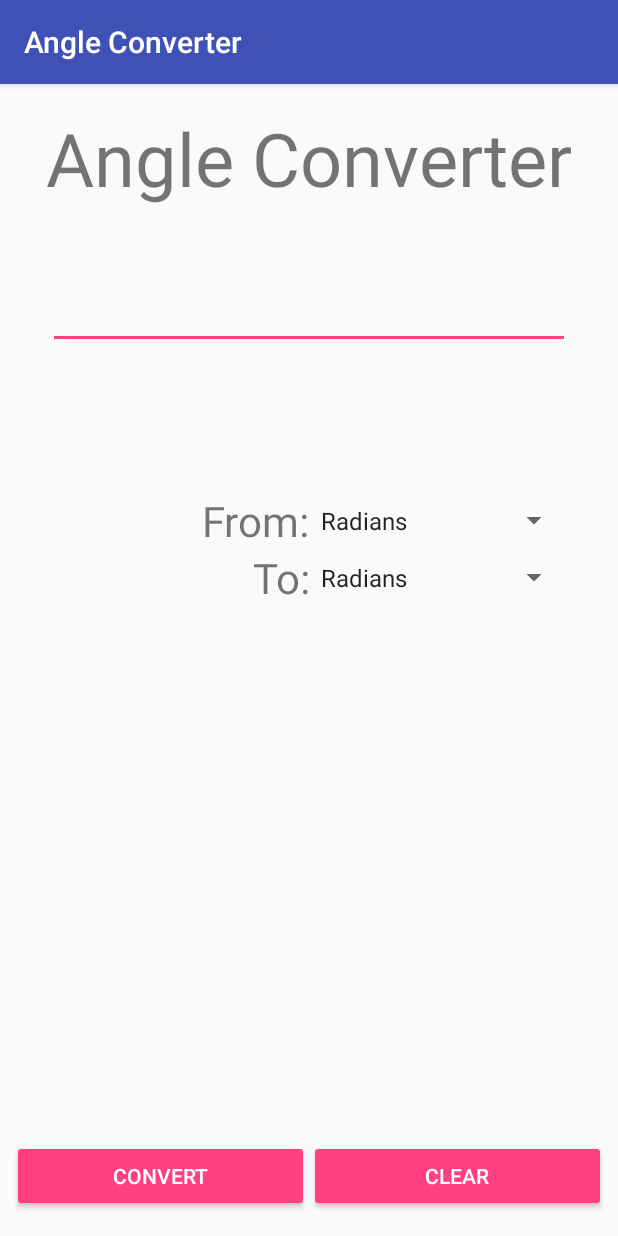
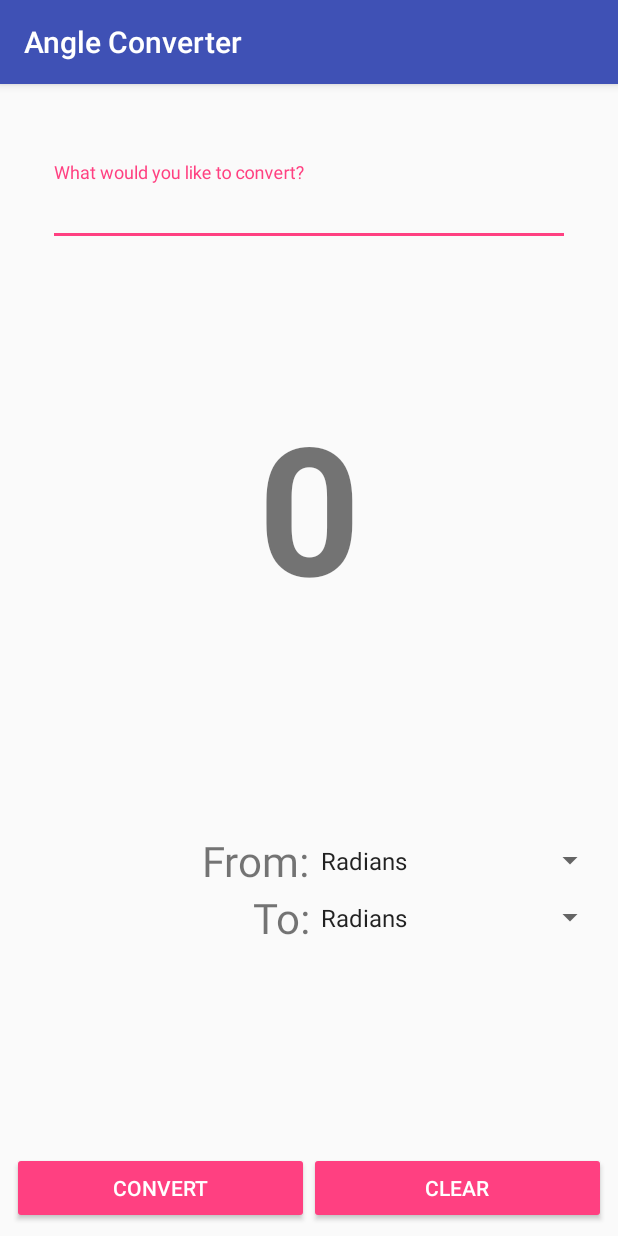
Before and after one commit to Blunderchips/Android-Angle-Converter, an Android app: the screen it shows after launch (MainActivity), on a phone screen of 412 x 824 dp. Run offline under Robolectric (Android 15) with nearby library versions, the phone set to English and light mode, and no system bars; our stand-ins replace AdMob.

Commit message:
Major update

```diff
--- a/Angle Converter/app/src/main/AndroidManifest.xml
+++ b/Angle Converter/app/src/main/AndroidManifest.xml
@@ -15,7 +15,8 @@
             android:configChanges="orientation|keyboardHidden"
             android:label="@string/app_name"
             android:screenOrientation="portrait"
-            android:theme="@style/AppTheme.NoActionBar">
+            android:theme="@style/AppTheme.NoActionBar"
+            android:windowSoftInputMode="adjustPan">
 
             <intent-filter>
                 <action android:name="android.intent.action.MAIN" />
@@ -23,4 +24,7 @@
             </intent-filter>
         </activity>
     </application>
+
+    <uses-permission android:name="android.permission.INTERNET" />
+    <uses-permission android:name="android.permission.ACCESS_NETWORK_STATE" />
 </manifest>
--- a/Angle Converter/app/src/main/res/layout/content_main.xml
+++ b/Angle Converter/app/src/main/res/layout/content_main.xml
@@ -8,54 +8,40 @@
     tools:context="dot.empire.angle.angleconverter.MainActivity"
     tools:showIn="@layout/activity_main">
 
-    <com.vj.widgets.AutoResizeTextView
-        android:id="@+id/lblTitle"
-        android:layout_width="match_parent"
-        android:layout_height="wrap_content"
-        android:layout_marginBottom="16dp"
-        android:layout_marginEnd="16dp"
-        android:layout_marginStart="16dp"
-        android:layout_marginTop="16dp"
-        android:ellipsize="none"
-        android:gravity="center"
-        android:singleLine="true"
-        android:text="Angle Converter"
-        android:textSize="50sp"
-        app:layout_constraintBottom_toTopOf="@+id/txfInput"
-        app:layout_constraintEnd_toEndOf="parent"
-        app:layout_constraintHorizontal_bias="0.0"
-        app:layout_constraintStart_toStartOf="parent"
-        app:layout_constraintTop_toTopOf="parent" />
-
-    <EditText
-        android:id="@+id/txfInput"
+    <android.support.design.widget.TextInputLayout
+        android:id="@+id/input"
         android:layout_width="match_parent"
         android:layout_height="wrap_content"
         android:layout_marginEnd="32dp"
         android:layout_marginStart="32dp"
-        android:layout_marginTop="48dp"
-        android:ems="10"
-        android:inputType="numberDecimal"
+        android:layout_marginTop="52dp"
         app:layout_constraintEnd_toEndOf="parent"
         app:layout_constraintHorizontal_bias="0.0"
         app:layout_constraintStart_toStartOf="parent"
-        app:layout_constraintTop_toBottomOf="@+id/lblTitle" />
+        app:layout_constraintTop_toBottomOf="@+id/adView">
+
+        <android.support.design.widget.TextInputEditText
+            android:id="@+id/txfInput"
+            android:layout_width="match_parent"
+            android:layout_height="wrap_content"
+            android:hint="What would you like to convert?"
+            android:inputType="numberDecimal" />
+
+    </android.support.design.widget.TextInputLayout>
 
     <LinearLayout
         android:id="@+id/linearLayout"
         android:layout_width="match_parent"
         android:layout_height="wrap_content"
         android:layout_marginBottom="8dp"
-        android:layout_marginEnd="32dp"
-        android:layout_marginStart="32dp"
+        android:layout_marginEnd="8dp"
+        android:layout_marginStart="8dp"
         android:layout_marginTop="8dp"
         android:orientation="vertical"
         app:layout_constraintBottom_toTopOf="@+id/buttons"
         app:layout_constraintEnd_toEndOf="parent"
-        app:layout_constraintHorizontal_bias="0.0"
         app:layout_constraintStart_toStartOf="parent"
-        app:layout_constraintTop_toBottomOf="@+id/txfInput"
-        app:layout_constraintVertical_bias="0.2">
+        app:layout_constraintTop_toBottomOf="@+id/txtOutput">
 
         <LinearLayout
             android:layout_width="match_parent"
@@ -109,7 +95,7 @@
 
     </LinearLayout>
 
-    <TextView
+    <com.vj.widgets.AutoResizeTextView
         android:id="@+id/txtOutput"
         android:layout_width="match_parent"
         android:layout_height="wrap_content"
@@ -119,12 +105,15 @@
         android:layout_marginTop="8dp"
         android:gravity="center"
         android:singleLine="true"
-        android:text=""
-        android:textSize="45sp"
+        android:text="0"
+        android:textSize="120sp"
+        android:textStyle="bold"
         app:layout_constraintBottom_toTopOf="@+id/buttons"
         app:layout_constraintEnd_toEndOf="parent"
+        app:layout_constraintHorizontal_bias="0.0"
         app:layout_constraintStart_toStartOf="parent"
-        app:layout_constraintTop_toBottomOf="@+id/linearLayout" />
+        app:layout_constraintTop_toBottomOf="@+id/input"
+        app:layout_constraintVertical_bias="0.2" />
 
     <LinearLayout
         android:id="@+id/buttons"
@@ -137,7 +126,7 @@
         android:layout_marginEnd="8dp"
         android:layout_marginStart="8dp"
         android:orientation="horizontal"
-        app:layout_constraintBottom_toTopOf="@+id/adView"
+        app:layout_constraintBottom_toBottomOf="parent"
         app:layout_constraintEnd_toEndOf="parent"
         app:layout_constraintStart_toStartOf="parent">
 
@@ -156,6 +145,7 @@
             android:layout_height="wrap_content"
             android:layout_weight="1"
             android:text="Clear" />
+
     </LinearLayout>
 
     <com.google.android.gms.ads.AdView xmlns:ads="http://schemas.android.com/apk/res-auto"
@@ -165,13 +155,10 @@
         android:layout_alignParentBottom="true"
         android:layout_centerHorizontal="true"
         android:layout_gravity="bottom"
-        android:layout_marginBottom="8dp"
-        android:layout_marginEnd="8dp"
-        android:layout_marginStart="8dp"
         ads:adSize="SMART_BANNER"
         ads:adUnitId="ca-app-pub-7186830154970754/4453703809"
-        ads:layout_constraintBottom_toBottomOf="parent"
         ads:layout_constraintEnd_toEndOf="parent"
-        ads:layout_constraintStart_toStartOf="parent" />
+        ads:layout_constraintStart_toStartOf="parent"
+        ads:layout_constraintTop_toTopOf="parent" />
 
 </android.support.constraint.ConstraintLayout>
```
